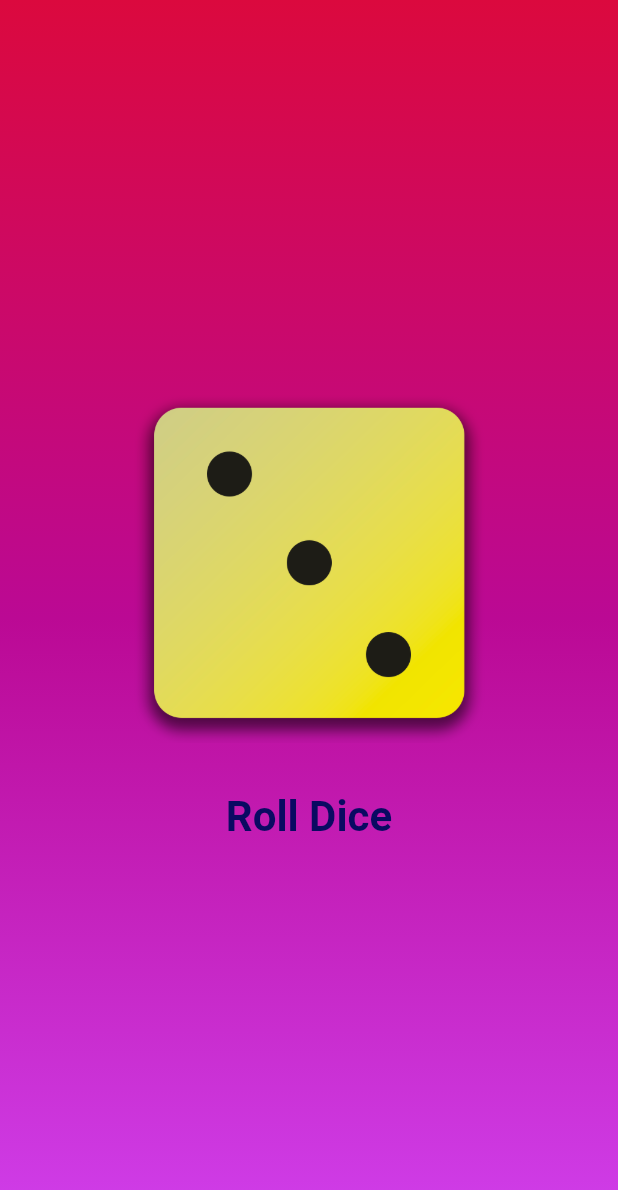
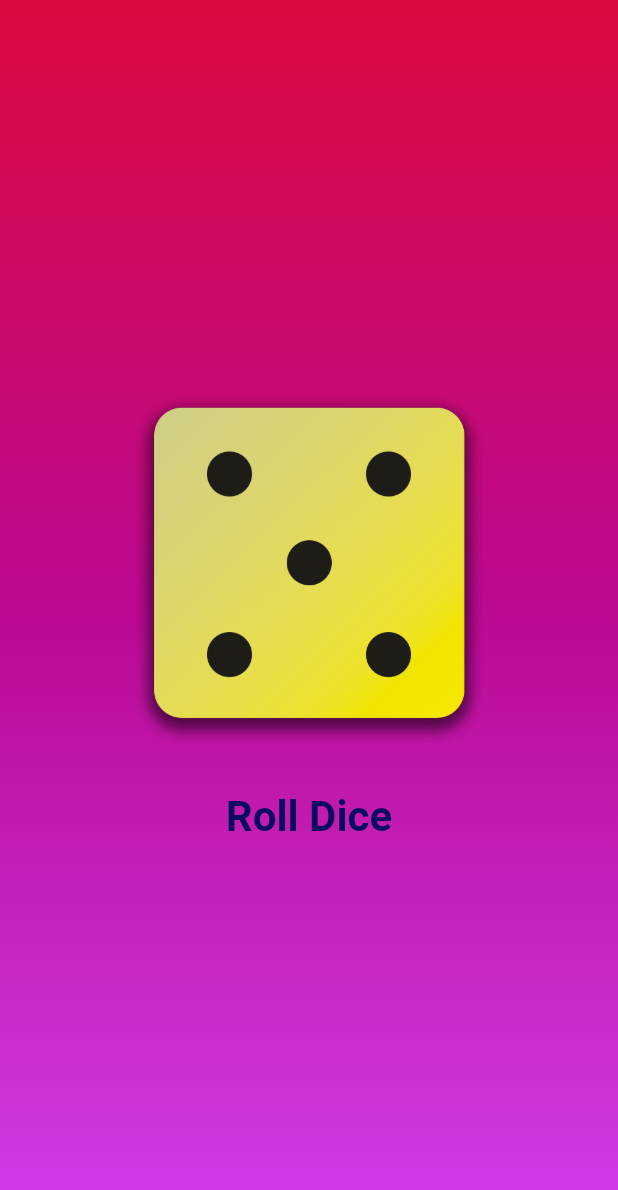
Before and after one commit to sevdenuragba/FirstDemo, a Flutter app: the screen it shows after launch, after a tap on "Roll Dice", on a phone screen of 412 x 824 dp. Shown: the top 1190 px of the screen. Run offline on Flutter 3.47's test engine with Material 2 defaults, Android fonts, the phone set to English and light mode, and no system bars.

Commit message:
commit changes

```diff
--- /dev/null
+++ b/lib/dice_roller.dart
@@ -0,0 +1,49 @@
+import 'package:flutter/material.dart';
+import 'dart:math';
+
+final randomizer = Random();
+
+class DiceRoller extends StatefulWidget {
+  const DiceRoller({super.key});
+
+  @override
+  State<DiceRoller> createState() {
+    return _DiceRollerState();
+  }
+}
+
+class _DiceRollerState extends State<DiceRoller> {
+  var currentDiceRoll = 2;
+  void rollDice() {
+    setState(() {
+      currentDiceRoll  = randomizer.nextInt(6) + 1;
+    });
+    // ignore: avoid_print
+    print('Dice rolled.');
+  }
+
+  @override
+  Widget build(context) {
+    return Column(
+      mainAxisSize: MainAxisSize.min,
+      children: [
+        Image.asset('assets/images/dice-$currentDiceRoll.png', width: 240),
+        const SizedBox(
+          height: 25,
+        ),
+        TextButton(
+          onPressed: rollDice,
+          style: TextButton.styleFrom(
+            foregroundColor: const Color.fromARGB(255, 10, 10, 98),
+            textStyle: const TextStyle(
+                fontStyle: FontStyle.normal,
+                color: Color.fromARGB(255, 10, 10, 98),
+                fontSize: 28,
+                fontWeight: FontWeight.bold),
+          ),
+          child: const Text('Roll Dice'),
+        )
+      ],
+    );
+  }
+}
--- a/lib/gradient_container.dart
+++ b/lib/gradient_container.dart
@@ -1,18 +1,15 @@
+import 'package:first_app/dice_roller.dart';
 import 'package:flutter/material.dart';
 
 const startAlignment = Alignment.topLeft;
 const endAlignment = Alignment.bottomLeft;
 
+// ignore: must_be_immutable
 class GradientContainer extends StatelessWidget {
-   GradientContainer(this.color1, this.color2, this.color3, {super.key});
+  const GradientContainer(this.color1, this.color2, this.color3, {super.key});
   final Color color1;
   final Color color2;
   final Color color3;
-  var activeDiceImage = 'assets/images/dice-3.png';
-
-  void rollDice() {
-    activeDiceImage = 'assets/images/dice-4.png';
-  }
 
   @override
   Widget build(context) {
@@ -28,26 +25,8 @@ class GradientContainer extends StatelessWidget {
           end: endAlignment,
         ),
       ),
-      child: Center(
-        child: Column(
-          mainAxisSize: MainAxisSize.min,
-          children: [
-            Image.asset(activeDiceImage, width: 240),
-            const SizedBox(height: 25,),
-            TextButton(
-              onPressed: rollDice,
-              style: TextButton.styleFrom(
-                foregroundColor: const Color.fromARGB(255, 10, 10, 98),
-                textStyle: const TextStyle(
-                    fontStyle: FontStyle.normal,
-                    color: Color.fromARGB(255, 10, 10, 98),
-                    fontSize: 28,
-                    fontWeight: FontWeight.bold),
-              ),
-              child: const Text('Roll Dice'),
-            )
-          ],
-        ),
+      child: const Center(
+        child: DiceRoller(),
       ),
     );
   }
```
Also changed, not shown: lib/main.dart (+4 -4 lines).
